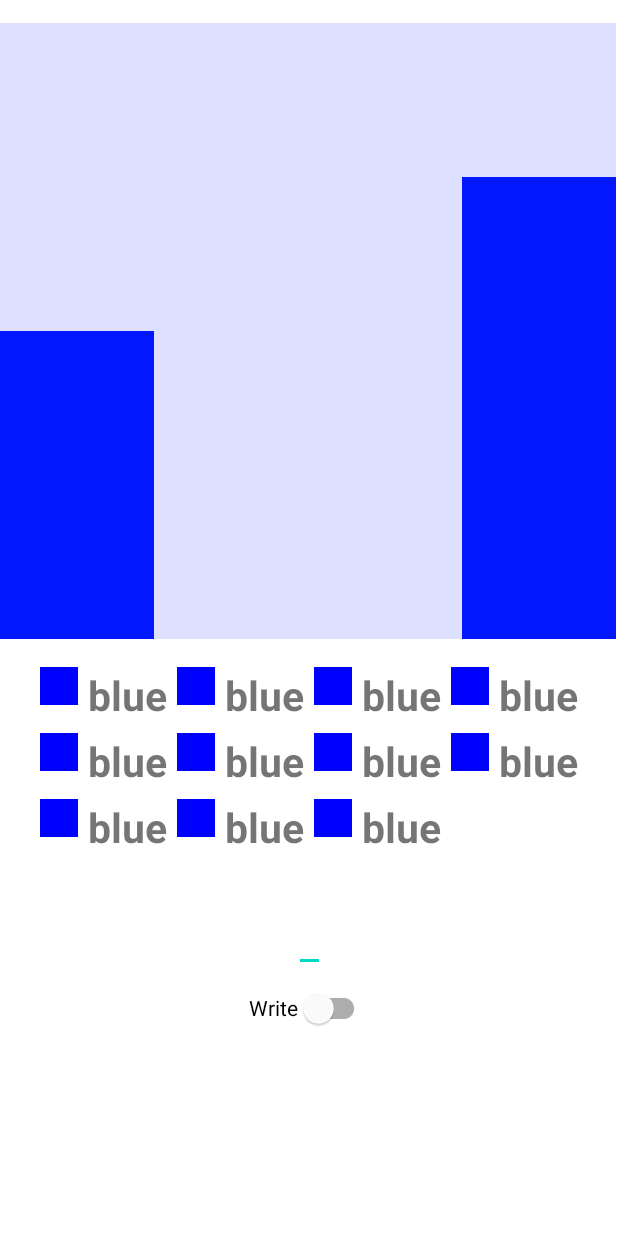
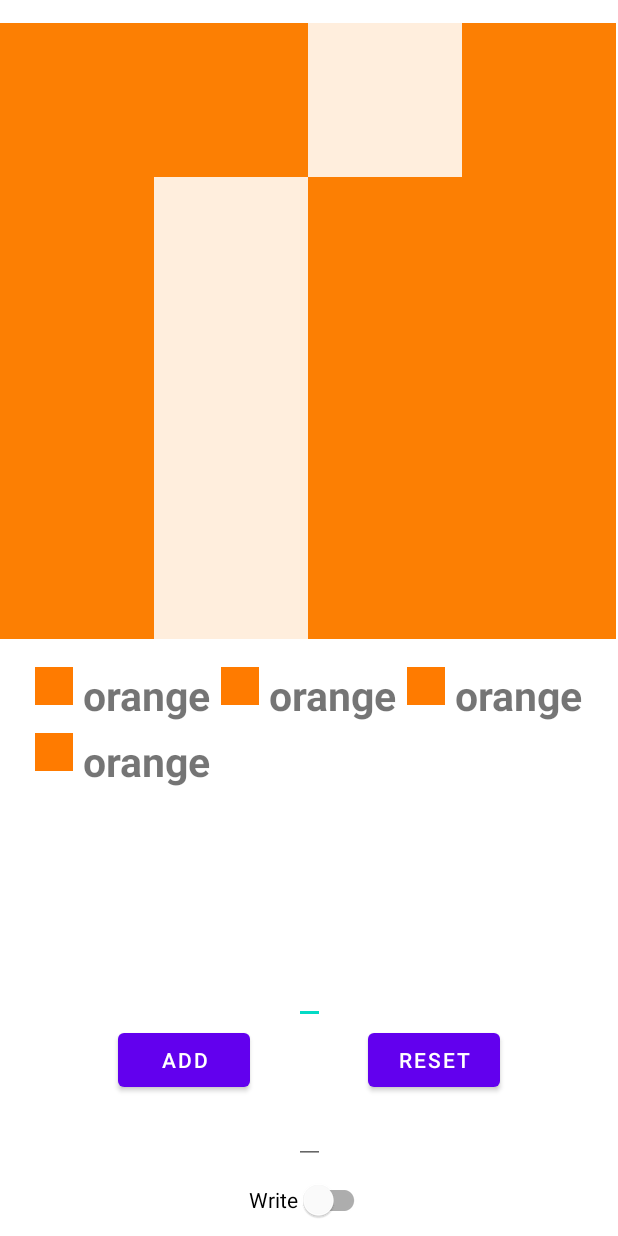
Before and after one commit to marcel3032/rtvt-app, an Android app: the screen it shows after launch (MainActivity), on a phone screen of 412 x 824 dp. Run offline under Robolectric (Android 15) with nearby library versions, the phone set to English and light mode, and no system bars.

Commit message:
add progress json, add dummy color add

```diff
--- /dev/null
+++ b/app/src/main/java/sk/marcel/nfc/Constants.kt
@@ -0,0 +1,23 @@
+package sk.marcel.nfc
+
+object Constants {
+        const val precolored = "precolored"
+        const val displayColor = "display_color"
+        const val needColor = "need_color"
+        const val alpha = "#22"
+        val colorsMap = mapOf(
+            Pair("red", "#ff0000"),
+            Pair("green", "#00ff00"),
+            Pair("blue", "#0000ff"),
+            Pair("yellow", "#f6ff00"),
+            Pair("cyan", "#00ddff"),
+            Pair("magenta", "#ff00a2"),
+            Pair("orange", "#ff7b00"),
+            Pair("white", "#ffffff"),
+            Pair("brown", "#853100"),
+            Pair("light green", "#a9ff91"),
+            Pair("dark green", "#0e4200"),
+            Pair("azure", "#628bc4"),
+            Pair("purple", "#8d0aff")
+        )
+}
--- /dev/null
+++ b/app/src/main/java/sk/marcel/nfc/JsonsHelpers.kt
@@ -0,0 +1,60 @@
+package sk.marcel.nfc
+
+import org.json.JSONArray
+import java.io.BufferedReader
+import java.io.File
+import java.lang.Exception
+
+class JsonsHelpers(private var activity: MainActivity) {
+    var progressFile: File = File(activity.filesDir.absolutePath, "progress.json")
+
+    init {
+        if(!progressFile.exists()) {
+            progressFile.createNewFile()
+            progressFile.writeText("[[]]")
+        }
+    }
+
+    fun addSolvedColor(i:Int, j:Int){
+        val progressJson = getProgressJson()
+        progressJson.getJSONArray(progressJson.length()-1).put(JSONArray(listOf(i,j)))
+        progressFile.writeText(progressJson.toString())
+    }
+
+    fun startNewPicture(){
+        try{
+            getPicturesJson(getProgressNum()+1)
+            val progressJson = getProgressJson()
+            progressJson.put(JSONArray())
+            progressFile.writeText(progressJson.toString())
+        } catch (ignored:Exception){ }
+    }
+
+    fun resetProgressFile(){
+        progressFile.writeText("[[]]")
+    }
+
+    fun getProgressJson(): JSONArray {
+        BufferedReader(progressFile.reader()).use { reader ->
+            return JSONArray(reader.readText())
+        }
+    }
+
+    fun getProgressNum() = getProgressJson().length()-1
+
+    fun getColoredPixels(): ArrayList<Pair<Int, Int>> {
+        val imageNumber = getProgressJson().length()-1
+        val coloredPixels = ArrayList<Pair<Int, Int>>()
+        val progressJson = getProgressJson().getJSONArray(imageNumber)
+        for (i in 0 until progressJson.length()) {
+            coloredPixels.add(Pair(progressJson.getJSONArray(i).getString(0).toInt(), progressJson.getJSONArray(i).getString(1).toInt()))
+        }
+        return coloredPixels
+    }
+
+    fun getPicturesJson(i:Int): JSONArray? {
+        BufferedReader(activity.assets.open("pictures.json").reader()).use { reader ->
+            return JSONArray(reader.readText()).getJSONArray(i)
+        }
+    }
+}
--- a/app/src/main/java/sk/marcel/nfc/MainActivity.kt
+++ b/app/src/main/java/sk/marcel/nfc/MainActivity.kt
@@ -1,81 +1,58 @@
 package sk.marcel.nfc
 
+import android.content.DialogInterface
 import android.content.Intent
 import android.content.res.Resources
 import android.graphics.Color
 import android.nfc.NfcAdapter
 import android.os.Bundle
+import android.text.SpannableStringBuilder
+import android.view.View
 import android.view.ViewGroup
 import android.view.ViewGroup.LayoutParams.WRAP_CONTENT
 import android.widget.*
+import androidx.appcompat.app.AlertDialog
 import androidx.appcompat.app.AppCompatActivity
 import com.google.android.material.switchmaterial.SwitchMaterial
-import org.json.JSONArray
 import org.json.JSONObject
-import java.io.BufferedReader
-import java.io.File
 
 
 class MainActivity : AppCompatActivity() {
 
     private var mNfcAdapter: NfcAdapter? = null
-    private var needColors = ArrayList<String>()
-    private val neededColorsToColor = mapOf(
-        Pair("red", "#ff0000"),
-        Pair("green", "#00ff00"),
-        Pair("blue", "#0000ff"),
-        Pair("yellow", "#f6ff00"),
-        Pair("cyan", "#00ddff"),
-        Pair("magenta", "#ff00a2"),
-        Pair("orange", "#ff7b00"),
-        Pair("white", "#ffffff"),
-        Pair("brown", "#853100"),
-        Pair("light green", "#a9ff91"),
-        Pair("dark green", "#0e4200"),
-        Pair("azure", "#628bc4"),
-        Pair("purple", "#8d0aff")
-    )
+    private var needColors = HashMap<Pair<Int, Int>, String>()
+    private lateinit var jsonsHelpers: JsonsHelpers
 
     private fun displayNeededColors(){
+        findViewById<FrameLayout>(R.id.need_colors).removeAllViews()
         val grid = GridLayout(this)
-        grid.columnCount = 4
+        grid.columnCount = 3
         grid.layoutParams = ViewGroup.LayoutParams(WRAP_CONTENT, WRAP_CONTENT)
-        for(color in needColors){
+        for(color in needColors.values){
             val colorView = this.layoutInflater.inflate(R.layout.needed_color, findViewById(R.id.need_colors), false)
-            colorView.findViewById<ImageView>(R.id.color_image_view).setBackgroundColor(Color.parseColor(neededColorsToColor[color]))
+            colorView.findViewById<ImageView>(R.id.color_image_view).setBackgroundColor(Color.parseColor(Constants.colorsMap[color]))
             colorView.findViewById<TextView>(R.id.color_text_view).text = color
             grid.addView(colorView)
         }
         findViewById<FrameLayout>(R.id.need_colors).addView(grid)
     }
 
-    private fun getPicturesJson(i:Int): JSONArray? {
-        BufferedReader(assets.open("pictures.json").reader()).use { reader ->
-            return JSONArray(reader.readText()).getJSONArray(i)
-        }
-    }
-
-    private fun getProgressJson(): JSONArray {
-        BufferedReader(File(this.filesDir.absolutePath, "progress.json").reader()).use { reader ->
-            return JSONArray(reader.readText())
-        }
-    }
-
-    private fun makePixelView(dim: Int, pixel: JSONObject): ImageView {
+    private fun makePixelView(dim: Int, pixel: JSONObject, i: Int, j: Int): ImageView {
         val pixelView = ImageView(this)
+        val coloredPixels = jsonsHelpers.getColoredPixels()
         pixelView.layoutParams = ViewGroup.LayoutParams(dim, dim)
-        if(pixel.getBoolean("precolored"))
-            pixelView.setBackgroundColor(Color.parseColor(pixel.getString("display_color")))
+        if(pixel.getBoolean(Constants.precolored) || coloredPixels.contains(Pair(i,j)))
+            pixelView.setBackgroundColor(Color.parseColor(pixel.getString(Constants.displayColor)))
         else{
-            needColors.add(pixel.getString("need_color"))
-            pixelView.setBackgroundColor(Color.parseColor("#22"+(pixel.getString("display_color")).substring(1)))
+            needColors[Pair(i,j)] = pixel.getString(Constants.needColor)
+            pixelView.setBackgroundColor(Color.parseColor(Constants.alpha+(pixel.getString(Constants.displayColor)).substring(1)))
         }
         return pixelView
     }
 
     private fun createPixels(){
-        needColors = ArrayList()
-        val json = getPicturesJson(1) ?: return
+        needColors = HashMap()
+        val json = jsonsHelpers.getPicturesJson(jsonsHelpers.getProgressNum()) ?: return
         val frameLayout = findViewById<FrameLayout>(R.id.frame)
         frameLayout.removeAllViews()
 
@@ -91,20 +68,56 @@ class MainActivity : AppCompatActivity() {
 
         for(i in 0 until grid.rowCount)
             for(j in 0 until grid.columnCount)
-                grid.addView(makePixelView(dim, json.getJSONArray(i).getJSONObject(j)))
+                grid.addView(makePixelView(dim, json.getJSONArray(i).getJSONObject(j), i, j))
 
         frameLayout.addView(grid)
     }
 
-    private fun initProgress(){
-        File(this.filesDir.absolutePath, "progress.json").createNewFile()
+    fun addColorOnClick(v: View){
+        val colorTextView = findViewById<EditText>(R.id.color)
+        val addedColor = colorTextView.text.toString()
+        colorTextView.text = SpannableStringBuilder("")
+
+        addColor(addedColor)
+    }
+
+    fun addColor(color: String){
+        for(key in needColors.keys){
+            if(needColors[key] == color) {
+                needColors.remove(key)
+                jsonsHelpers.addSolvedColor(key.first, key.second)
+                break
+            }
+        }
+        if(needColors.isEmpty()){
+            newPicture()
+        }
+        createPixels()
+        displayNeededColors()
+    }
+
+    fun newPicture(){
+        jsonsHelpers.startNewPicture()
+    }
+
+    fun resetProgressFile(v: View){
+        val builder = AlertDialog.Builder(this)
+        builder.setMessage("Reset?")
+            .setPositiveButton("Yes") { _: DialogInterface?, _: Int ->
+                jsonsHelpers.resetProgressFile()
+                createPixels()
+                displayNeededColors()
+            }
+            .setNegativeButton("No") { dialog: DialogInterface, _: Int -> dialog.cancel() }
+        val alert = builder.create()
+        alert.show()
     }
 
     override fun onCreate(savedInstanceState: Bundle?) {
         super.onCreate(savedInstanceState)
         setContentView(R.layout.activity_main)
         mNfcAdapter = NfcAdapter.getDefaultAdapter(this)
-        initProgress()
+        jsonsHelpers = JsonsHelpers(this)
         createPixels()
         displayNeededColors()
     }
--- /dev/null
+++ b/app/src/main/res/drawable/ic_add.xml
@@ -0,0 +1,10 @@
+<vector xmlns:android="http://schemas.android.com/apk/res/android"
+    android:width="24dp"
+    android:height="24dp"
+    android:viewportWidth="24"
+    android:viewportHeight="24"
+    android:tint="?attr/colorControlNormal">
+  <path
+      android:fillColor="@android:color/white"
+      android:pathData="M19,13h-6v6h-2v-6H5v-2h6V5h2v6h6v2z"/>
+</vector>
--- a/app/src/main/res/layout/activity_main.xml
+++ b/app/src/main/res/layout/activity_main.xml
@@ -13,8 +13,7 @@
         app:layout_constraintEnd_toEndOf="parent"
         android:id="@+id/frame"
         android:layout_width="match_parent"
-        android:layout_height="wrap_content">
-    </FrameLayout>
+        android:layout_height="wrap_content"/>
 
     <FrameLayout
         android:layout_margin="15dp"
@@ -28,16 +27,46 @@
         android:foregroundGravity="center"/>
 
     <EditText
+        android:id="@+id/color"
+        android:layout_width="wrap_content"
+        android:layout_height="wrap_content"
+        app:layout_constraintStart_toStartOf="parent"
+        app:layout_constraintEnd_toEndOf="parent"
+        app:layout_constraintBottom_toTopOf="@id/add_color"/>
+
+    <Button
+        android:text="ADD"
+        android:id="@+id/add_color"
+        android:layout_width="wrap_content"
+        android:layout_height="wrap_content"
+        android:clickable="true"
+        app:srcCompat="@drawable/ic_add"
+        app:layout_constraintStart_toStartOf="parent"
+        app:layout_constraintEnd_toStartOf="@id/reset"
+        app:layout_constraintBottom_toTopOf="@id/write"
+        android:focusable="true"
+        android:onClick="addColorOnClick"/>
+
+    <Button
+        android:text="RESET"
+        android:id="@+id/reset"
+        android:layout_width="wrap_content"
+        android:layout_height="wrap_content"
+        android:clickable="true"
+        app:srcCompat="@drawable/ic_add"
+        app:layout_constraintStart_toEndOf="@id/add_color"
+        app:layout_constraintEnd_toEndOf="parent"
+        app:layout_constraintBottom_toTopOf="@id/write"
+        android:focusable="true"
+        android:onClick="resetProgressFile"/>
+
+    <EditText
         android:id="@+id/write"
         android:layout_width="wrap_content"
         android:layout_height="wrap_content"
         app:layout_constraintStart_toStartOf="parent"
         app:layout_constraintEnd_toEndOf="parent"
-        app:layout_constraintTop_toBottomOf="@id/frame"
-        app:layout_constraintBottom_toBottomOf="parent"
-        >
-
-    </EditText>
+        app:layout_constraintBottom_toTopOf="@id/switch1" />
 
     <com.google.android.material.switchmaterial.SwitchMaterial
         android:id="@+id/switch1"
@@ -46,6 +75,6 @@
         android:text="Write"
         app:layout_constraintEnd_toEndOf="parent"
         app:layout_constraintStart_toStartOf="parent"
-        app:layout_constraintTop_toBottomOf="@+id/write" />
+        app:layout_constraintBottom_toBottomOf="parent" />
 
 </androidx.constraintlayout.widget.ConstraintLayout>
```
Also changed, not shown: app/src/main/assets/pictures.json (+6 -6 lines).
